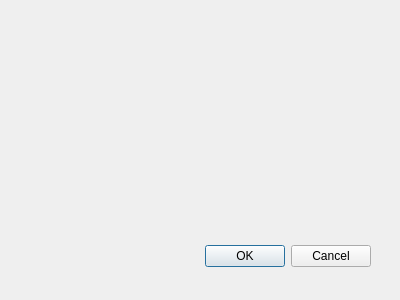
This is to_hnor/to_HNOR_dialog_base.ui in pibic-ifg2022/PIBIC2022 as Qt 5 draws it before an edit. The edited form follows.
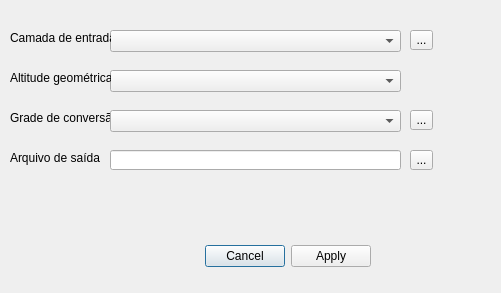
This is the edited form.

```diff
--- a/to_hnor/to_HNOR_dialog_base.ui
+++ b/to_hnor/to_HNOR_dialog_base.ui
@@ -1,12 +1,12 @@
 <ui version="4.0" >
  <class>ToHNORDialogBase</class>
- <widget class="QDialog" name="ToHNORDialogBase" >
-  <property name="geometry" >
+ <widget class="QDialog" name="ToHNORDialogBase">
+  <property name="geometry">
    <rect>
     <x>0</x>
     <y>0</y>
-    <width>400</width>
-    <height>300</height>
+    <width>501</width>
+    <height>293</height>
    </rect>
   </property>
   <property name="windowTitle" >
@@ -24,8 +24,139 @@
    <property name="orientation" >
     <enum>Qt::Horizontal</enum>
    </property>
-   <property name="standardButtons" >
-    <set>QDialogButtonBox::Cancel|QDialogButtonBox::Ok</set>
+   <property name="standardButtons">
+    <set>QDialogButtonBox::Apply|QDialogButtonBox::Cancel</set>
+   </property>
+  </widget>
+  <widget class="QComboBox" name="cbEntrada">
+   <property name="geometry">
+    <rect>
+     <x>110</x>
+     <y>30</y>
+     <width>291</width>
+     <height>22</height>
+    </rect>
+   </property>
+  </widget>
+  <widget class="QComboBox" name="cbAltitude">
+   <property name="geometry">
+    <rect>
+     <x>110</x>
+     <y>70</y>
+     <width>291</width>
+     <height>22</height>
+    </rect>
+   </property>
+  </widget>
+  <widget class="QLabel" name="label">
+   <property name="geometry">
+    <rect>
+     <x>10</x>
+     <y>30</y>
+     <width>101</width>
+     <height>16</height>
+    </rect>
+   </property>
+   <property name="text">
+    <string>Camada de entrada</string>
+   </property>
+  </widget>
+  <widget class="QLabel" name="label_2">
+   <property name="geometry">
+    <rect>
+     <x>10</x>
+     <y>70</y>
+     <width>101</width>
+     <height>16</height>
+    </rect>
+   </property>
+   <property name="text">
+    <string>Altitude geométrica</string>
+   </property>
+  </widget>
+  <widget class="QLabel" name="label_3">
+   <property name="geometry">
+    <rect>
+     <x>10</x>
+     <y>110</y>
+     <width>101</width>
+     <height>16</height>
+    </rect>
+   </property>
+   <property name="text">
+    <string>Grade de conversão</string>
+   </property>
+  </widget>
+  <widget class="QComboBox" name="cbGrade">
+   <property name="geometry">
+    <rect>
+     <x>110</x>
+     <y>110</y>
+     <width>291</width>
+     <height>22</height>
+    </rect>
+   </property>
+  </widget>
+  <widget class="QLabel" name="label_4">
+   <property name="geometry">
+    <rect>
+     <x>10</x>
+     <y>150</y>
+     <width>91</width>
+     <height>16</height>
+    </rect>
+   </property>
+   <property name="text">
+    <string>Arquivo de saída</string>
+   </property>
+  </widget>
+  <widget class="QLineEdit" name="leSaida">
+   <property name="geometry">
+    <rect>
+     <x>110</x>
+     <y>150</y>
+     <width>291</width>
+     <height>20</height>
+    </rect>
+   </property>
+  </widget>
+  <widget class="QToolButton" name="tbEntrada">
+   <property name="geometry">
+    <rect>
+     <x>410</x>
+     <y>30</y>
+     <width>23</width>
+     <height>20</height>
+    </rect>
+   </property>
+   <property name="text">
+    <string>...</string>
+   </property>
+  </widget>
+  <widget class="QToolButton" name="tbGrade">
+   <property name="geometry">
+    <rect>
+     <x>410</x>
+     <y>110</y>
+     <width>23</width>
+     <height>20</height>
+    </rect>
+   </property>
+   <property name="text">
+    <string>...</string>
+   </property>
+  </widget>
+  <widget class="QToolButton" name="tbSaida">
+   <property name="geometry">
+    <rect>
+     <x>410</x>
+     <y>150</y>
+     <width>23</width>
+     <height>20</height>
+    </rect>
+   </property>
+   <property name="text">
+    <string>...</string>
    </property>
   </widget>
  </widget>
```
Left out of the diff: 39 changed lines with no effect on the pictures.
